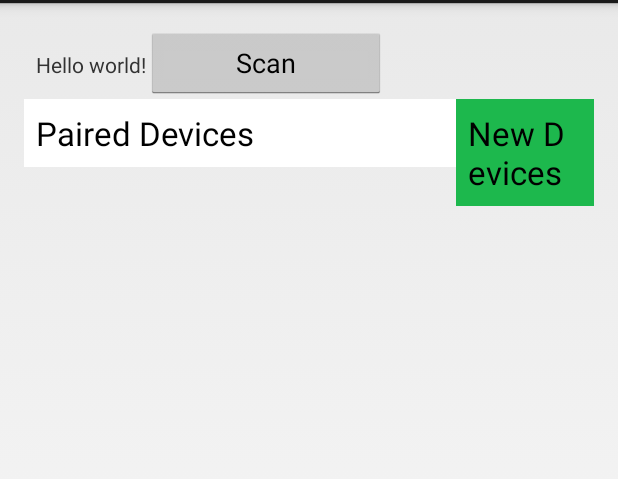
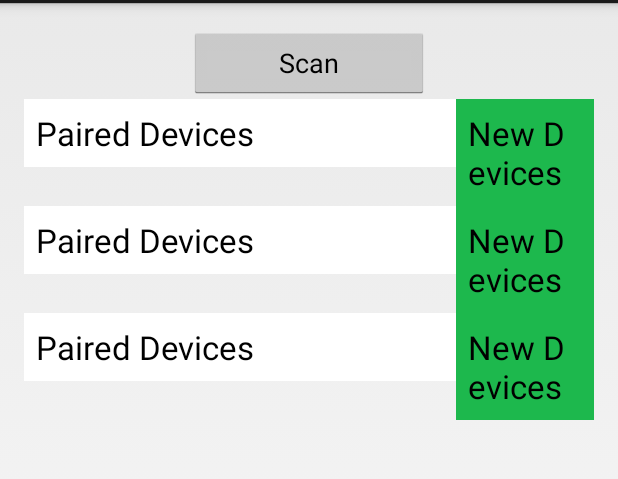
Before and after one commit to fdefreitas/MADN3S, an Android app: the screen it shows after launch (MainActivity), on a phone screen of 412 x 824 dp, the part 69-548 px from its top. Run offline under Robolectric (Android 15) with nearby library versions, the phone set to English and light mode, and no system bars; 1 statement that could not run was skipped.

```diff
--- a/apps/MADN3SControllerProject/MADN3SController/src/main/java/org/madn3s/controller/fragments/MainFragment.java
+++ b/apps/MADN3SControllerProject/MADN3SController/src/main/java/org/madn3s/controller/fragments/MainFragment.java
@@ -1,16 +1,12 @@
 package org.madn3s.controller.fragments;
 
-import android.app.Activity;
-import android.app.Fragment;
 import android.bluetooth.BluetoothAdapter;
-import android.bluetooth.BluetoothClass;
 import android.bluetooth.BluetoothDevice;
 import android.content.BroadcastReceiver;
 import android.content.Context;
 import android.content.Intent;
 import android.content.IntentFilter;
 import android.os.Bundle;
-import android.text.method.CharacterPickerDialog;
 import android.util.Log;
 import android.view.LayoutInflater;
 import android.view.View;
@@ -19,7 +15,7 @@ import android.widget.AdapterView;
 import android.widget.Button;
 import android.widget.ListView;
 import android.widget.ProgressBar;
-import android.widget.TextView;
+import android.widget.Toast;
 
 import org.madn3s.controller.R;
 import org.madn3s.controller.io.BTConnection;
@@ -55,11 +51,10 @@ public class MainFragment extends BaseFragment{
         getActivity().registerReceiver(mReceiver, filter);
 
         //Obtener vistas de adapters
-        assert getActivity() != null;
         pairedDevicesListView = (ListView) getActivity().findViewById(R.id.paired_devices_listView);
         newDevicesListView = (ListView) getActivity().findViewById(R.id.new_devices_listView);
 
-        discoveryProgress = (ProgressBar) getActivity().findViewById(R.id.discovery_progressBar);
+        discoveryProgress = (ProgressBar) getActivity().findViewById(R.id.nxt_discovery_progressBar);
 
         Button goButton = (Button) view.findViewById(R.id.button);
         goButton.setOnClickListener(new View.OnClickListener() {
@@ -132,6 +127,7 @@ public class MainFragment extends BaseFragment{
 //                    getActivity().findViewById(R.id.no_devices).setVisibility(View.GONE);
                 }
             } else if (BluetoothAdapter.ACTION_DISCOVERY_FINISHED.equals(action)) {
+                Toast.makeText(context, "Busqueda Terminada", Toast.LENGTH_SHORT).show();
                 Log.d(TAG, "Busqueda Terminada");
                 discoveryProgress.setVisibility(View.GONE);
 //                setProgressBarIndeterminateVisibility(false);
--- a/apps/MADN3SControllerProject/MADN3SController/src/main/res/layout/fragment_main.xml
+++ b/apps/MADN3SControllerProject/MADN3SController/src/main/res/layout/fragment_main.xml
@@ -9,18 +9,6 @@
     tools:context=".MainActivity$PlaceholderFragment"
     android:orientation="vertical">
 
-    <LinearLayout
-        android:orientation="horizontal"
-        android:layout_width="fill_parent"
-        android:layout_height="wrap_content">
-
-        <TextView
-            android:text="@string/hello_world"
-            android:layout_width="wrap_content"
-            android:layout_height="wrap_content"
-            android:id="@+id/textView"
-            android:layout_marginLeft="8dp" />
-
     <Button
         android:layout_width="wrap_content"
         android:layout_height="wrap_content"
@@ -29,13 +17,15 @@
         android:paddingLeft="60dp"
         android:paddingRight="60dp"
         android:paddingTop="10dp"
-            android:paddingBottom="10dp" />
-    </LinearLayout>
+        android:paddingBottom="10dp"
+        android:layout_gravity="center_horizontal" />
 
     <LinearLayout
         android:orientation="horizontal"
         android:layout_width="fill_parent"
-        android:layout_height="wrap_content">
+        android:layout_height="wrap_content"
+        android:id="@+id/nxt_devices_layout"
+        android:visibility="visible">
 
         <LinearLayout
             android:orientation="vertical"
@@ -54,7 +44,7 @@
             <ListView
                 android:layout_width="288dp"
                 android:layout_height="wrap_content"
-                android:id="@+id/paired_devices_listView"/>
+                android:id="@+id/nxt_paired_devices_listView"/>
 
         </LinearLayout>
 
@@ -78,15 +68,132 @@
                 android:id="@+id/new_devices_listView" />
         </LinearLayout>
 
+        <ProgressBar
+            style="?android:attr/progressBarStyleLarge"
+            android:layout_width="wrap_content"
+            android:layout_height="wrap_content"
+            android:id="@+id/nxt_discovery_progressBar"
+            android:indeterminate="true"
+            android:layout_gravity="center_horizontal"
+            android:visibility="gone" />
+
+    </LinearLayout>
+
+    <LinearLayout
+        android:orientation="horizontal"
+        android:layout_width="fill_parent"
+        android:layout_height="wrap_content"
+        android:focusableInTouchMode="false"
+        android:id="@+id/camera1_layout">
+
+        <LinearLayout
+            android:orientation="vertical"
+            android:layout_width="wrap_content"
+            android:layout_height="wrap_content"
+            android:background="@android:color/background_light">
+
+            <TextView
+                android:layout_width="wrap_content"
+                android:layout_height="wrap_content"
+                android:textAppearance="?android:attr/textAppearanceLarge"
+                android:text="Paired Devices"
+                android:id="@+id/textView2"
+                android:layout_margin="8dp" />
+
+            <ListView
+                android:layout_width="288dp"
+                android:layout_height="wrap_content"
+                android:id="@+id/camera1_paired_devices_listView"/>
+
+        </LinearLayout>
+
+        <LinearLayout
+            android:orientation="vertical"
+            android:layout_width="wrap_content"
+            android:layout_height="wrap_content"
+            android:background="#1db84d">
+
+            <TextView
+                android:layout_width="wrap_content"
+                android:layout_height="wrap_content"
+                android:textAppearance="?android:attr/textAppearanceLarge"
+                android:text="New Devices"
+                android:id="@+id/textView3"
+                android:layout_margin="8dp" />
+
+            <ListView
+                android:layout_width="wrap_content"
+                android:layout_height="wrap_content"
+                android:id="@+id/camera1_new_devices_listView" />
         </LinearLayout>
 
         <ProgressBar
             style="?android:attr/progressBarStyleLarge"
             android:layout_width="wrap_content"
             android:layout_height="wrap_content"
-        android:id="@+id/discovery_progressBar"
+            android:id="@+id/camera1_discovery_progressBar"
             android:indeterminate="true"
             android:layout_gravity="center_horizontal"
             android:visibility="gone" />
 
     </LinearLayout>
+
+    <LinearLayout
+        android:orientation="horizontal"
+        android:layout_width="fill_parent"
+        android:layout_height="wrap_content"
+        android:id="@+id/camera2_layout">
+
+        <LinearLayout
+            android:orientation="vertical"
+            android:layout_width="wrap_content"
+            android:layout_height="wrap_content"
+            android:background="@android:color/background_light">
+
+            <TextView
+                android:layout_width="wrap_content"
+                android:layout_height="wrap_content"
+                android:textAppearance="?android:attr/textAppearanceLarge"
+                android:text="Paired Devices"
+                android:id="@+id/textView2"
+                android:layout_margin="8dp" />
+
+            <ListView
+                android:layout_width="288dp"
+                android:layout_height="wrap_content"
+                android:id="@+id/camera2_paired_devices_listView"/>
+
+        </LinearLayout>
+
+        <LinearLayout
+            android:orientation="vertical"
+            android:layout_width="wrap_content"
+            android:layout_height="wrap_content"
+            android:background="#1db84d">
+
+            <TextView
+                android:layout_width="wrap_content"
+                android:layout_height="wrap_content"
+                android:textAppearance="?android:attr/textAppearanceLarge"
+                android:text="New Devices"
+                android:id="@+id/textView3"
+                android:layout_margin="8dp" />
+
+            <ListView
+                android:layout_width="wrap_content"
+                android:layout_height="wrap_content"
+                android:id="@+id/camera2_new_devices_listView" />
+        </LinearLayout>
+
+        <ProgressBar
+            style="?android:attr/progressBarStyleLarge"
+            android:layout_width="wrap_content"
+            android:layout_height="wrap_content"
+            android:id="@+id/camera2_discovery_progressBar"
+            android:indeterminate="true"
+            android:layout_gravity="center_horizontal"
+            android:visibility="gone" />
+
+    </LinearLayout>
+
+</LinearLayout>
```
Lines whose indentation alone changed are shown as unchanged.
